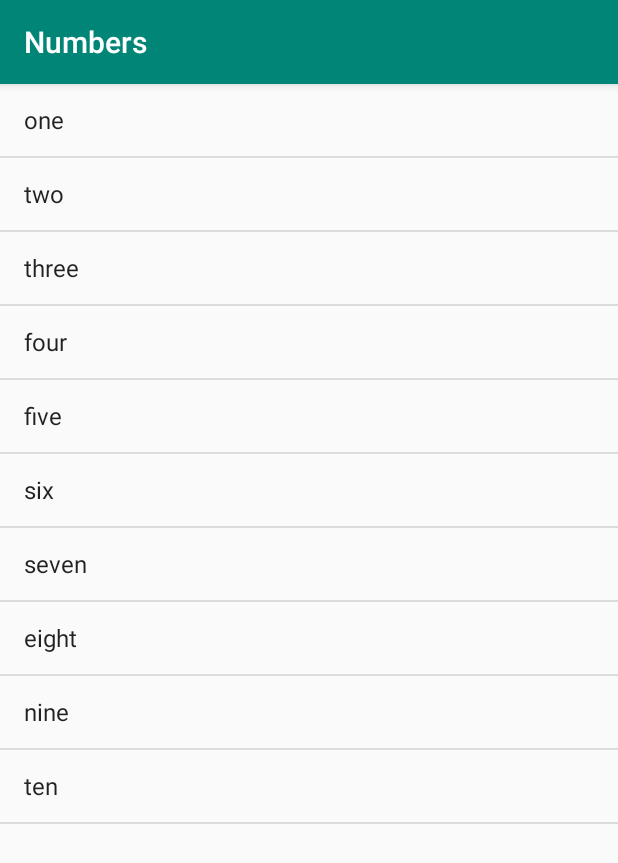
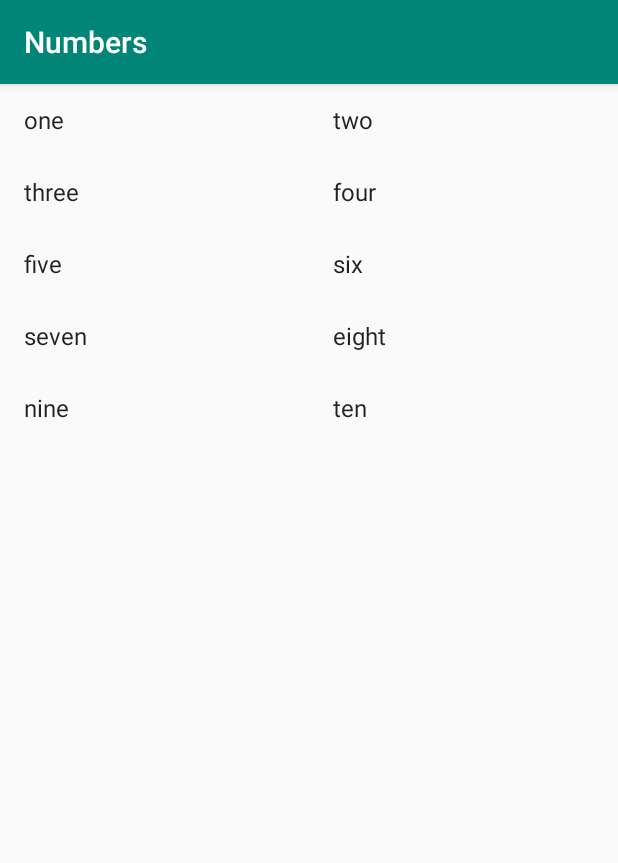
Before and after one commit to FadyFawzyOfficial/Miwok, an Android app: the NumbersActivity screen opened directly, with no data from a screen before it, on a phone screen of 412 x 824 dp. Shown: the top 863 px of the screen. Run offline under Robolectric (Android 15) with nearby library versions, the light colour scheme and no system bars.

Commit message:
1.11.5 TEST BY Eng. Fady Fawzi Use a GridView to display the words in the NumbersActivity. Using the ArrayAdapter we already created. After experimenting with GridView, return code back to using ListView.

```diff
--- a/app/src/main/java/com/engineerfadyfawzi/miwok/NumbersActivity.java
+++ b/app/src/main/java/com/engineerfadyfawzi/miwok/NumbersActivity.java
@@ -4,6 +4,7 @@ import androidx.appcompat.app.AppCompatActivity;
 
 import android.os.Bundle;
 import android.widget.ArrayAdapter;
+import android.widget.GridView;
 import android.widget.ListView;
 
 import java.util.ArrayList;
@@ -41,7 +42,7 @@ public class NumbersActivity extends AppCompatActivity
         // Find the {@link ListView) object in the view hierarchy of the {@link Activity}.
         // There should be a {@link ListView} with the view ID called list, which is declared
         // in the activity_numbers.xml layout file.
-        ListView listView = findViewById( R.id.list_view );
+        GridView listView = findViewById( R.id.grid_view );
 
         // Make the {@link ListView} use the {@link ArrayAdapter} we created above, so that the
         // {@link ListView} will display list items for each word in the list of words.
--- a/app/src/main/res/layout/activity_numbers.xml
+++ b/app/src/main/res/layout/activity_numbers.xml
@@ -1,10 +1,10 @@
 <?xml version="1.0" encoding="utf-8"?>
-<ListView
+<GridView
 	xmlns:android = "http://schemas.android.com/apk/res/android"
 	xmlns:app = "http://schemas.android.com/apk/res-auto"
 	xmlns:tools = "http://schemas.android.com/tools"
-	android:id = "@+id/list_view"
+	android:id = "@+id/grid_view"
 	android:layout_width = "match_parent"
 	android:layout_height = "match_parent"
-	android:orientation = "vertical"
+	android:numColumns="auto_fit"
 	tools:context = ".NumbersActivity" />
```
